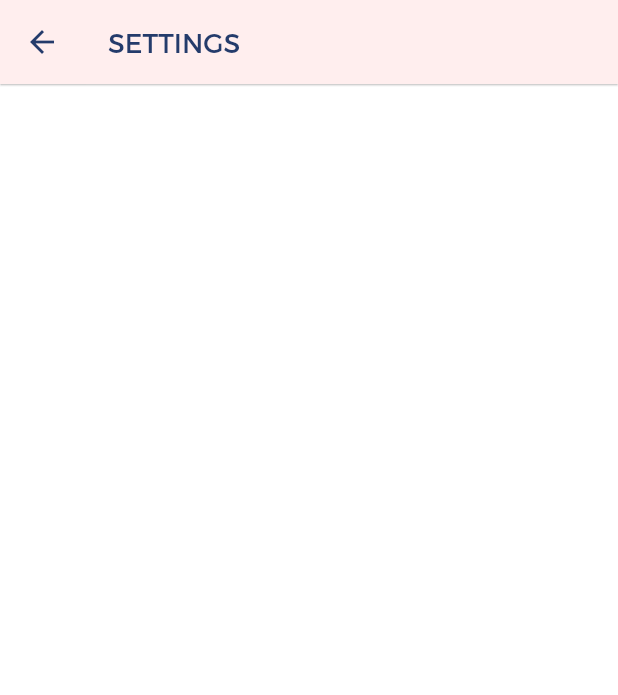
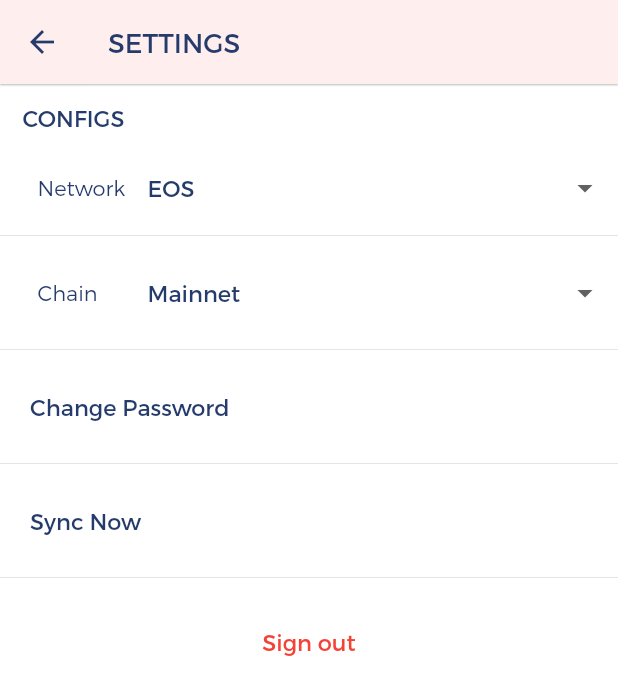
Before and after one commit to mroom-software/mr-pwd-mobile, a Flutter app: the ListScreen screen opened by its route, after a tap on the "settings" icon, on a phone screen of 412 x 824 dp. Shown: the top 695 px of the screen. Run offline on Flutter 3.47's test engine with Material 2 defaults, Android fonts, the phone set to English and light mode, and no system bars; drawn by our look-alikes of sticky_headers; our stand-ins replace dio, flutter_secure_storage, sqflite; missing offline and left inert: eosdart; accounts and stored records are empty.

Commit message:
Update UI

```diff
--- a/lib/config/app.dart
+++ b/lib/config/app.dart
@@ -6,8 +6,8 @@ class AppConfig {
   static final AppConfig _appConfig = new AppConfig._internal();
 
   String baseURL = 'http://localhost:8000/api';
-  List<String> eosNetworks = ['Mainnet', 'Kylin Testnet', 'Jungle Testnet'];
-  Map<String, String> eosNetworkURL = {
+  List<String> eosChains = ['Mainnet', 'Kylin Testnet', 'Jungle Testnet'];
+  Map<String, String> eosChainURL = {
     'Mainnet': 'https://api.eosnewyork.io',
     'Kylin Testnet': 'http://kylin.fn.eosbixin.com',
     'Jungle Testnet': 'http://85.214.253.244:8888',
--- a/lib/data/models/pwd.dart
+++ b/lib/data/models/pwd.dart
@@ -7,4 +7,8 @@ class Pwd {
 
   Pwd({this.name, this.url, this.email, this.password, this.notes});
 
+  String toString() {
+    return '${this.name} - ${this.url} - ${this.email} - ${this.password} - ${this.notes}';
+  }
+
 }
--- a/lib/routes.dart
+++ b/lib/routes.dart
@@ -21,7 +21,7 @@ class Routes extends StatelessWidget {
           body1: TextStyle(fontSize: 15.0, fontStyle: FontStyle.normal, color: Color.fromRGBO(36, 59, 107, 1)),
           body2: TextStyle(fontSize: 15.0, fontWeight: FontWeight.w700, color: Color.fromRGBO(36, 59, 107, 1)),
           subtitle: TextStyle(fontSize: 13.0, fontWeight: FontWeight.w100, color: Color.fromRGBO(36, 59, 107, 1)),
-          display1: TextStyle(fontSize: 15.0, fontWeight: FontWeight.w100, color: Color.fromRGBO(36, 59, 107, 1)),
+          display1: TextStyle(fontSize: 14.0, fontWeight: FontWeight.w100, color: Color.fromRGBO(36, 59, 107, 1)),
         ),
       ),
       routes: {
--- a/lib/screens/import.dart
+++ b/lib/screens/import.dart
@@ -14,13 +14,13 @@ class ImportScreen extends StatefulWidget {
 
 class _ImportScreenState extends State<ImportScreen> {
   final privController = TextEditingController(text: '5KPAbNBGkpQFcMnj4UdUWkFHtuVMSgCdNspPdgDbjV1q7YgQQr8');
-  ComboboxWidget widgetTxtCombo = ComboboxWidget(lblLeading: 'EOS', lblContent: 'Mainnet');
+  ComboboxWidget widgetTxtCombo = ComboboxWidget(lblLeading: 'EOS', lblContent: 'Mainnet', entries: app.eosChains,);
 
   Future<void> btnNextClicked() async {
     print(widgetTxtCombo.lblContent);
 
     EOS eos = EOS();
-    bool result = eos.connect(app.eosNetworkURL[widgetTxtCombo.lblContent], privController.text);
+    bool result = eos.connect(app.eosChainURL[widgetTxtCombo.lblContent], privController.text);
     if (!result) {
       print('Error!!!');
 
--- a/lib/screens/list.dart
+++ b/lib/screens/list.dart
@@ -81,20 +81,34 @@ class _ListScreenState extends State<ListScreen> {
                     ),
                     content: PwdRowWidget(),
                   ),
-                  onTap: () => Navigator.push(context, MaterialPageRoute(
-                    builder: (context) => AddScreen(pwd: Pwd(name: 'Gmail', email: 'wer@mroomsoft.com', password: '123456', url: 'gmail.com', notes: 'Nothing to say'),),
-                  )),
+                  onTap: () =>
+                    Navigator.push(
+                      context,
+                      MaterialPageRoute(
+                        builder: (context) => AddScreen(pwd: Pwd(name: 'Gmail', email: 'wer@mroomsoft.com', password: '123456', url: 'gmail.com', notes: 'Nothing to say'),
+                      ),
+                    )).then((value) {
+                      print(value);
+                    }),
                 );
 
               } else {
                 return GestureDetector(
                   child: PwdRowWidget(),
-                  onTap: () => Navigator.push(context, MaterialPageRoute(
-                    builder: (context) => AddScreen(pwd: Pwd(name: 'Gmail', email: 'wer@mroomsoft.com', password: '123456', url: 'gmail.com', notes: 'Nothing to say'),),
-                  )),
+                  onTap: () => _gotoAddScreen(
+                    context,
+                    AddScreen(
+                      pwd: Pwd (
+                        name: 'Gmail',
+                        email: 'wer@mroomsoft.com',
+                        password: '123456',
+                        url: 'gmail.com',
+                        notes: 'Nothing to say'
+                      ),
+                    ),
+                  ),
                 );
               }
-
             },
             separatorBuilder: (BuildContext context, int index) => const Divider(color: Color.fromRGBO(108, 123, 138, 0.2)),
           ),
@@ -111,4 +125,15 @@ class _ListScreenState extends State<ListScreen> {
     );
   }
 
+  _gotoAddScreen(BuildContext context, Widget page) async {
+    final data = await Navigator.push(
+      context,
+      MaterialPageRoute(builder: (context) => page),
+    ) as Pwd;
+
+    if (data != null) {
+      print(data.toString());
+    }
+  }
+
 }
--- a/lib/screens/login.dart
+++ b/lib/screens/login.dart
@@ -73,7 +73,7 @@ class _LoginScreenState extends State<LoginScreen> {
 
     // init eos
     var privKey = await utils.getSecureData('priKey');
-    bool value = eos.connect(app.eosNetworkURL[app.user.chainID], privKey);
+    bool value = eos.connect(app.eosChainURL[app.user.chainID], privKey);
 
     if (value) {
       Navigator.pushNamedAndRemoveUntil(context, '/list', (Route<dynamic> route) => false);
--- a/lib/screens/settings.dart
+++ b/lib/screens/settings.dart
@@ -1,4 +1,7 @@
+import 'package:blockpass/config/app.dart';
+import 'package:blockpass/widgets/combobox_widget.dart';
 import 'package:flutter/material.dart';
+import 'package:sticky_headers/sticky_headers.dart';
 
 class SettingsScreen extends StatefulWidget {
 
@@ -7,6 +10,63 @@ class SettingsScreen extends StatefulWidget {
 }
 
 class _SettingsScreenState extends State<SettingsScreen> {
+
+  List<dynamic> entries = [
+    ComboboxWidget(
+      lblLeading: 'Network',
+      lblContent: app.user.network,
+      entries: ['EOS'],
+    ),
+
+    ComboboxWidget(
+      lblLeading: 'Chain',
+      lblContent: app.user.chainID,
+      entries: app.eosChains
+    ),
+
+    GestureDetector(
+      child: Container(
+        color: Color(0xFFFFFF),
+        child: Align(
+          alignment: Alignment.centerLeft,
+          child: Text(
+            'Change Password',
+          ),
+        ),
+      ),
+      onTap: () => print('Change pwd touched'),
+    ),
+
+    GestureDetector(
+      child: Container(
+        color: Color(0xFFFFFF),
+        child: Align(
+          alignment: Alignment.centerLeft,
+          child: Text(
+            'Sync Now',
+          ),
+        ),
+      ),
+      onTap: () => print('Sync now touched'),
+    ),
+
+    GestureDetector (
+      child: Container(
+        color: Color(0xFFFFFF),
+        padding: const EdgeInsets.fromLTRB(0, 10, 20, 0),
+        height: 50,
+        child: Align(
+          alignment: Alignment.center,
+          child: Text(
+            'Sign out',
+            style: TextStyle(color: Colors.red),
+          ),
+        ),
+      ),
+      onTap: () => print('Sign out touched'),
+    ),
+
+  ];
 
   @override
   Widget build(BuildContext context) {
@@ -22,9 +82,36 @@ class _SettingsScreenState extends State<SettingsScreen> {
         ),
         iconTheme: IconThemeData(color: Theme.of(context).primaryColor),
       ),
-      body: Container(
+      body: ListView.separated(
+        itemCount: entries.length,
+        itemBuilder: (BuildContext context, int index) {
+          if (index == 0) {
+            return StickyHeader(
+              header: Container(
+                height: 45.0,
+                color: Colors.white,
+                padding: const EdgeInsets.symmetric(horizontal: 15.0),
+                alignment: Alignment.centerLeft,
+                child: Text(
+                  'CONFIGS',
+                  style: Theme.of(context).textTheme.body1,
+                ),
+              ),
+              content: Container(
+                padding: const EdgeInsets.fromLTRB(20, 0, 0, 0),
+                child: entries[index],
+              ),
+            );
 
-
+          } else {
+            return Container(
+              height: 60,
+              padding: const EdgeInsets.fromLTRB(20, 0, 0, 0),
+              child: entries[index],
+            );
+          }
+        },
+        separatorBuilder: (BuildContext context, int index) => const Divider(color: Color.fromRGBO(108, 123, 138, 0.2)),
       ),
     );
   }
--- a/lib/widgets/combobox_widget.dart
+++ b/lib/widgets/combobox_widget.dart
@@ -1,12 +1,12 @@
-import 'package:blockpass/config/app.dart';
 import 'package:flutter/material.dart';
 
 class ComboboxWidget extends StatefulWidget {
 
   String lblLeading;
   String lblContent;
+  List entries;
 
-  ComboboxWidget({Key key, this.lblLeading, this.lblContent}) : super(key: key);
+  ComboboxWidget({Key key, this.lblLeading, this.lblContent, this.entries}) : super(key: key);
 
   @override
   _ComboboxWidgetState createState() => _ComboboxWidgetState();
@@ -18,12 +18,13 @@ class _ComboboxWidgetState extends State<ComboboxWidget> {
 
   List<DropdownMenuItem<String>> getDropDownMenuItems() {
     List<DropdownMenuItem<String>> items = new List();
-    for (int i = 0; i < app.eosNetworks.length; i++) {
+    for (int i = 0; i < widget.entries.length; i++) {
       items.add(new DropdownMenuItem(
-          value: app.eosNetworks[i],
-          child: new Text(app.eosNetworks[i])
+          value: widget.entries[i],
+          child: new Text(widget.entries[i])
       ));
     }
+
     return items;
   }
 
```
Also changed, not shown: lib/screens/add.dart (+18 -3 lines), lib/widgets/input_txt_widget.dart (+6 -2 lines).
